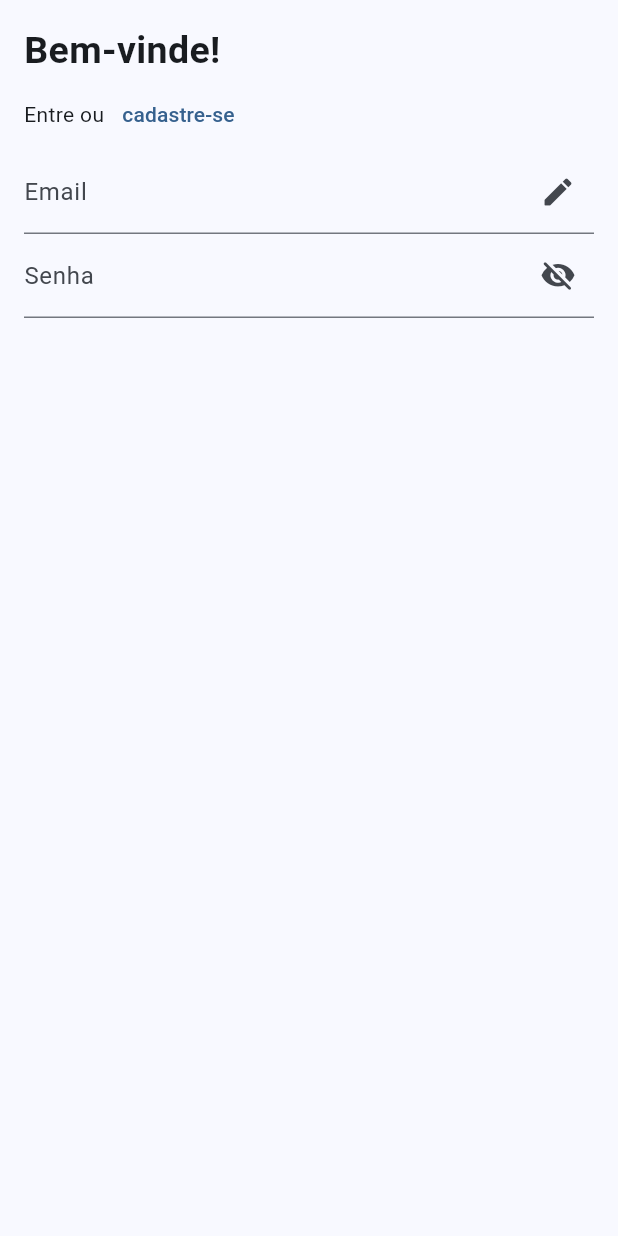
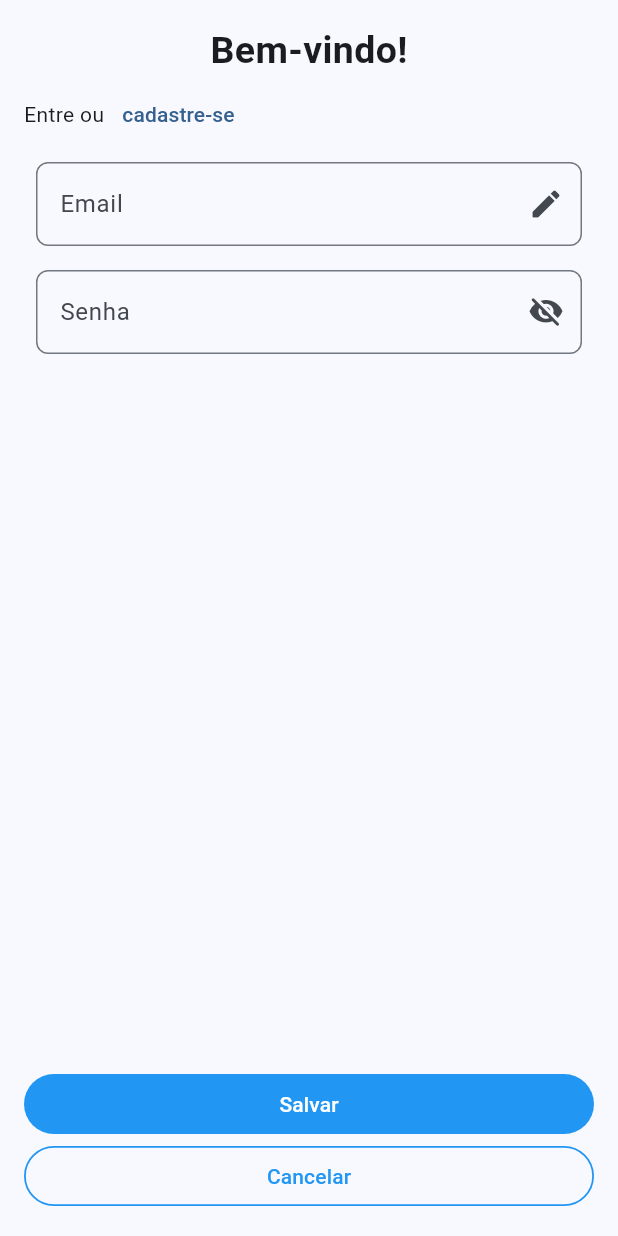
Before and after one commit to GustavoHerreroNunes/maps_routes, a Flutter app: the screen it shows after launch, on a phone screen of 412 x 824 dp. Run offline on Flutter 3.47's test engine with Material 3 defaults, Android fonts, the light colour scheme and no system bars; missing offline and left inert: dart:html.

Commit message:
Add: LoginPage - TextFields and Buttons

```diff
--- a/lib/features/login/presentation/pages/login_page.dart
+++ b/lib/features/login/presentation/pages/login_page.dart
@@ -6,12 +6,12 @@ import 'dart:html';
 import 'package:maps_route_app/main.dart';
 
 class LoginPage extends StatefulWidget {
-
   @override
   State<StatefulWidget> createState() => _LoginPageState();
 }
 
 class _LoginPageState extends State<LoginPage> {
+  final _frmLoginKey = GlobalKey<FormState>();
   final _txbEmailController = TextEditingController();
   final _txbPassController = TextEditingController();
 
@@ -37,14 +37,9 @@ class _LoginPageState extends State<LoginPage> {
 
   @override
   Widget build(BuildContext context) {
-    return Scaffold(
-      body: Padding(
-        padding: const EdgeInsets.all(16),
-        child: Column(
-          crossAxisAlignment: CrossAxisAlignment.start,
-          children: [
+    List<Widget> _loginElements = [
       const Text(
-              "Bem-vinde!",
+        "Bem-vindo!",
         style: TextStyle(
           fontSize: 25,
           fontWeight: FontWeight.w600,
@@ -64,8 +59,20 @@ class _LoginPageState extends State<LoginPage> {
         ],
       ),
       _txbEmail(_txbEmailController),
-            _txbPass(_txbPassController)
-          ],
+      _txbPass(_txbPassController),
+      const Spacer(),
+      _btnSubmit(context),
+      _btnCancel(context)
+    ];
+
+    return Scaffold(
+      body: Padding(
+        padding: const EdgeInsets.all(16),
+        child: Form(
+          key: _frmLoginKey,
+          child: Column(
+            children: _loginElements
+          )
         )
       )
   );
@@ -84,4 +91,42 @@ class _LoginPageState extends State<LoginPage> {
 
     return DefaultTextField(label, inputType, controller);
   }
+
+  Widget _btnSubmit(BuildContext context) {
+    final theme = Theme.of(context);
+
+    return TextButton(
+      onPressed: () {
+        window.console.info("[btnSubmit] clicked");
+      },
+      style: TextButton.styleFrom(
+        foregroundColor: Colors.white,
+        backgroundColor: Colors.blue,
+        minimumSize: const Size(double.infinity, 40)
+      ),
+
+      child: const Text("Salvar")
+    );
   }
+
+  Widget _btnCancel(BuildContext context) {
+    final theme = Theme.of(context);
+
+    return OutlinedButton(
+      onPressed: () {
+        window.console.info("[btnCancel] clicked");
+      },
+      style: OutlinedButton.styleFrom(
+        foregroundColor: Colors.blue,
+        backgroundColor: Colors.transparent,
+        side: const BorderSide(
+          color: Colors.blue,
+          width: 1.2
+        ),
+        minimumSize: const Size(double.infinity, 40)
+      ),
+
+      child: const Text("Cancelar")
+    );
+  }
+}
--- a/lib/features/widgets/default_text_field_widget.dart
+++ b/lib/features/widgets/default_text_field_widget.dart
@@ -34,7 +34,9 @@ class _DefaultTextFieldState extends State<DefaultTextField>{
 
   @override
   Widget build(BuildContext context) => (
-    TextFormField(
+    Padding(
+      padding: const EdgeInsets.all(8),
+      child: TextFormField(
         keyboardType: widget.inputType == InputType.number
           ? TextInputType.number
           : TextInputType.text,
@@ -44,9 +46,16 @@ class _DefaultTextFieldState extends State<DefaultTextField>{
           : false,
         decoration: InputDecoration(
           labelText: widget.label,
-
+          border: const OutlineInputBorder(
+            borderSide: BorderSide(
+              color:Colors.black54,
+              style: BorderStyle.solid,
+            ),
+            borderRadius: BorderRadius.all(Radius.circular(8)),
+          ),
           suffixIcon: _textFieldIcon()
         ),
+      )
     )
   );
 
```
Lines whose indentation alone changed are shown as unchanged.
